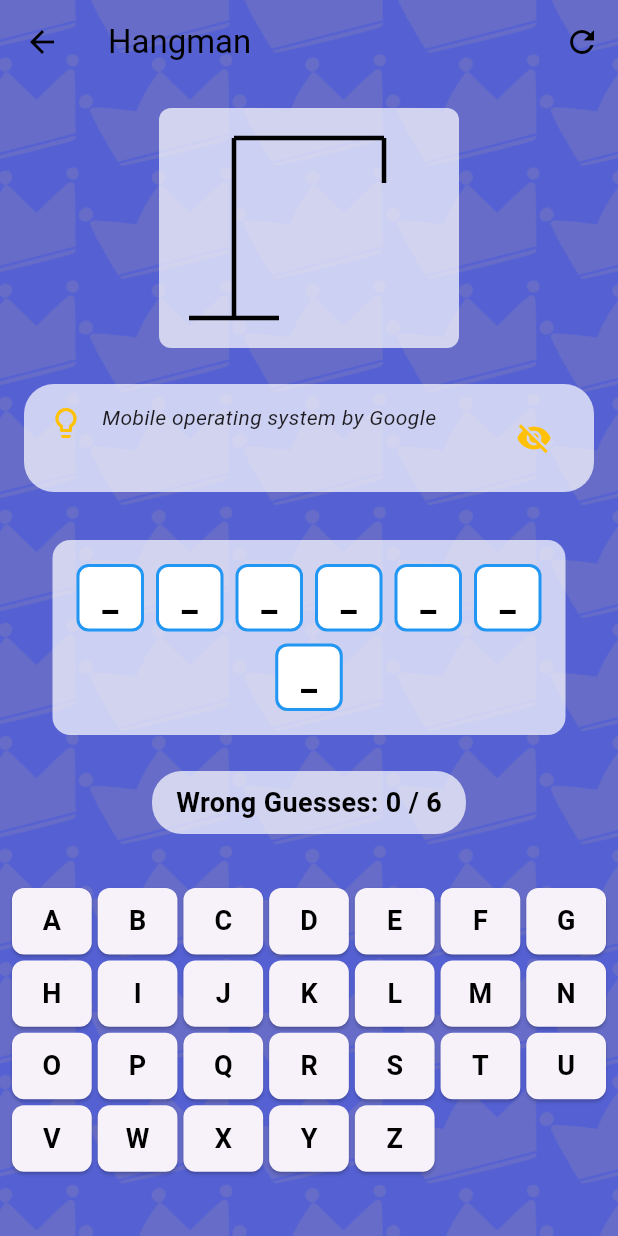
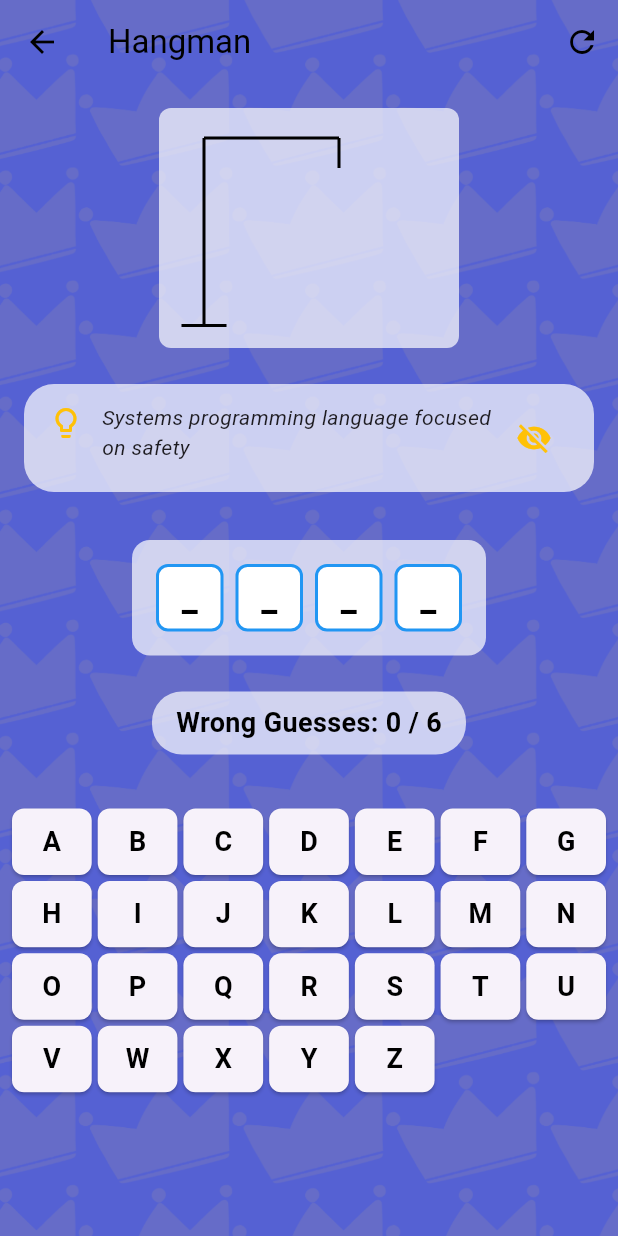
Before and after one commit to Ab-dul-Hannan/game_nest_fyp, a Flutter app: the HangmanGame screen opened directly, after a tap on the "lightbulb" icon, on a phone screen of 412 x 824 dp. Run offline on Flutter 3.47's test engine with Material 3 defaults, Android fonts, the phone set to English and light mode, and no system bars; our stand-ins replace audioplayers, image_picker.

Commit message:
Update hangman.dart

```diff
--- a/lib/games/hangman.dart
+++ b/lib/games/hangman.dart
@@ -12,8 +12,6 @@
   final List<Map<String, String>> wordsWithHints = [
     {'word': 'FLUTTER', 'hint': 'Google\'s UI toolkit for building natively compiled applications'},
     {'word': 'DART', 'hint': 'Programming language optimized for building mobile apps'},
-    {'word': 'PROGRAMMING', 'hint': 'Process of creating computer software'},
-    {'word': 'DEVELOPER', 'hint': 'Person who creates software applications'},
     {'word': 'ANDROID', 'hint': 'Mobile operating system by Google'},
     {'word': 'PYTHON', 'hint': 'Programming language named after a snake'},
     {'word': 'JAVA', 'hint': 'Programming language with a coffee cup logo'},
@@ -21,7 +19,6 @@
     {'word': 'KOTLIN', 'hint': 'Modern programming language that runs on JVM'},
     {'word': 'RUST', 'hint': 'Systems programming language focused on safety'},
     {'word': 'GO', 'hint': 'Programming language created at Google, also called Golang'},
-    {'word': 'TYPESCRIPT', 'hint': 'Typed superset of JavaScript'}
   ];
 
   late String selectedWord;
@@ -312,31 +309,31 @@
   void paint(Canvas canvas, Size size) {
     final paint = Paint()
       ..color = Colors.black
-      ..strokeWidth = 3
+      ..strokeWidth = 2
       ..style = PaintingStyle.stroke;
 
-    canvas.drawLine(Offset(20, size.height - 20), Offset(80, size.height - 20), paint);
-    canvas.drawLine(Offset(50, size.height - 20), Offset(50, 20), paint);
-    canvas.drawLine(Offset(50, 20), Offset(150, 20), paint);
-    canvas.drawLine(Offset(150, 20), Offset(150, 50), paint);
+    canvas.drawLine(Offset(15, size.height - 15), Offset(45, size.height - 15), paint);
+    canvas.drawLine(Offset(30, size.height - 15), Offset(30, 20), paint);
+    canvas.drawLine(Offset(30, 20), Offset(120, 20), paint);
+    canvas.drawLine(Offset(120, 20), Offset(120, 40), paint);
 
     if (wrongGuesses >= 1) {
-      canvas.drawCircle(Offset(150, 80), 15, paint);
+      canvas.drawCircle(Offset(120, 55), 10, paint);
     }
     if (wrongGuesses >= 2) {
-      canvas.drawLine(Offset(150, 95), Offset(150, 150), paint);
+      canvas.drawLine(Offset(120, 65), Offset(120, 95), paint);
     }
     if (wrongGuesses >= 3) {
-      canvas.drawLine(Offset(150, 110), Offset(130, 130), paint);
+      canvas.drawLine(Offset(120, 75), Offset(60, 85), paint);
     }
     if (wrongGuesses >= 4) {
-      canvas.drawLine(Offset(150, 110), Offset(170, 130), paint);
+      canvas.drawLine(Offset(120, 75), Offset(120, 85), paint);
     }
     if (wrongGuesses >= 5) {
-      canvas.drawLine(Offset(150, 150), Offset(130, 180), paint);
+      canvas.drawLine(Offset(120, 95), Offset(60, 110), paint);
     }
     if (wrongGuesses >= 6) {
-      canvas.drawLine(Offset(150, 150), Offset(170, 180), paint);
+      canvas.drawLine(Offset(120, 95), Offset(120, 110), paint);
     }
   }
 
```
